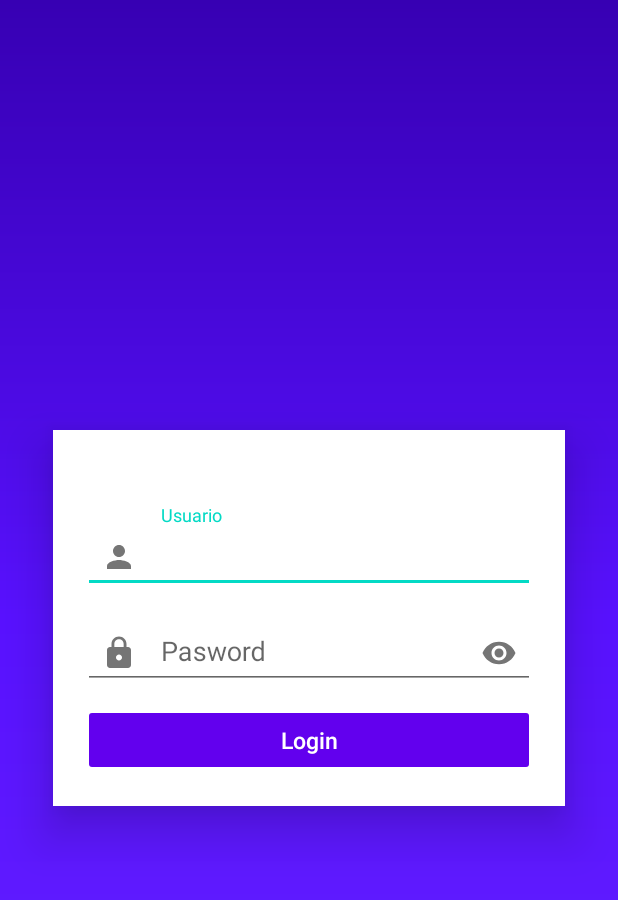
After one commit to brayanSV/pruebatec-todo1-app, an Android app: the layout fragment_login.xml on its own in the app's theme, with its tools: preview values and no code run, on a phone screen of 412 x 824 dp. The commit adds this screen. Shown: the top 900 px of the screen. Run offline under Robolectric (Android 15) with nearby library versions, the phone set to English and light mode, and no system bars.

Commit message:
Se finaliza toda la parte del login, pero aun no esta conectado del todo

```diff
--- a/app/src/main/java/com/user/brayan/pruebatec_todo1/api/ApplicationApi.kt
+++ b/app/src/main/java/com/user/brayan/pruebatec_todo1/api/ApplicationApi.kt
@@ -4,10 +4,9 @@ import androidx.lifecycle.LiveData
 import com.user.brayan.pruebatec_todo1.model.Accounts
 import com.user.brayan.pruebatec_todo1.model.HistoryAccounts
 import com.user.brayan.pruebatec_todo1.model.InfoToken
-import com.user.brayan.pruebatec_todo1.model.Login
+import com.user.brayan.pruebatec_todo1.model.LoginUser
 import retrofit2.http.Body
 import retrofit2.http.GET
-import retrofit2.http.Header
 import retrofit2.http.POST
 
 interface   ApplicationApi {
@@ -24,7 +23,7 @@ interface   ApplicationApi {
     fun historySavingsAccount(@Header("Authorization") bearer_token: String): LiveData<ApiResponse<List<HistoryAccounts>>>*/
 
     @POST("/Token")
-    fun login(@Body login: Login): LiveData<ApiResponse<InfoToken>>
+    fun login(@Body loginUser: LoginUser): LiveData<ApiResponse<List<InfoToken>>>
 
     @GET("/Account")
     fun accounts(): LiveData<ApiResponse<List<Accounts>>>
--- a/app/src/main/java/com/user/brayan/pruebatec_todo1/di/ViewModelModule.kt
+++ b/app/src/main/java/com/user/brayan/pruebatec_todo1/di/ViewModelModule.kt
@@ -4,6 +4,7 @@ import androidx.lifecycle.ViewModel
 import androidx.lifecycle.ViewModelProvider
 import com.user.brayan.pruebatec_todo1.ui.account.AccountViewModel
 import com.user.brayan.pruebatec_todo1.ui.history.HistoryViewModel
+import com.user.brayan.pruebatec_todo1.ui.login.LoginViewModel
 import com.user.brayan.pruebatec_todo1.view_model.AppViewModelFactory
 import dagger.Binds
 import dagger.Module
@@ -22,5 +23,10 @@ abstract class ViewModelModule {
     abstract fun bindHistoryAccountViewModel(historyViewModel: HistoryViewModel): ViewModel
 
     @Binds
+    @IntoMap
+    @ViewModelKey(LoginViewModel::class)
+    abstract fun bindLoginViewModel(historyViewModel: LoginViewModel): ViewModel
+
+    @Binds
     abstract fun bindViewModelFactory(factory: AppViewModelFactory): ViewModelProvider.Factory
 }
--- a/app/src/main/java/com/user/brayan/pruebatec_todo1/model/Login.kt
+++ b/app/src/main/java/com/user/brayan/pruebatec_todo1/model/LoginUser.kt
@@ -2,7 +2,7 @@ package com.user.brayan.pruebatec_todo1.model
 
 import com.google.gson.annotations.SerializedName
 
-data class Login(
+data class LoginUser(
     val user: String,
     val password: String
 )
--- a/app/src/main/java/com/user/brayan/pruebatec_todo1/repository/HistoryAccountsRepository.kt
+++ b/app/src/main/java/com/user/brayan/pruebatec_todo1/repository/HistoryAccountsRepository.kt
@@ -31,10 +31,6 @@ class HistoryAccountsRepository @Inject constructor(
             }
 
             override fun saveCallResult(item: List<HistoryAccounts>) {
-                item.forEach {
-                    Log.e("datos", "${it.historyId}, ${it.descripcion}")
-                }
-
                 historyAccountsDao.insert(item)
             }
 
--- /dev/null
+++ b/app/src/main/res/layout/fragment_login.xml
@@ -0,0 +1,72 @@
+<?xml version="1.0" encoding="utf-8"?>
+<layout xmlns:android="http://schemas.android.com/apk/res/android"
+    xmlns:tools="http://schemas.android.com/tools"
+    xmlns:app="http://schemas.android.com/apk/res-auto"
+    tools:context=".ui.login.LoginFragment">
+
+    <data>
+        <import type="com.user.brayan.pruebatec_todo1.repository.Resource" />
+    </data>
+
+
+    <androidx.constraintlayout.widget.ConstraintLayout
+        android:layout_width="match_parent"
+        android:layout_height="match_parent"
+        android:background="@drawable/backgroud_login">
+
+        <LinearLayout
+            android:id="@+id/linearLayout4"
+            android:layout_width="match_parent"
+            android:layout_height="wrap_content"
+            android:layout_margin="35sp"
+            android:background="@color/colorWhite"
+            android:elevation="20dp"
+            android:orientation="vertical"
+            android:padding="20dp"
+            app:layout_constraintBottom_toBottomOf="parent"
+            app:layout_constraintEnd_toEndOf="parent"
+            app:layout_constraintStart_toStartOf="parent"
+            app:layout_constraintTop_toTopOf="parent">
+
+            <com.google.android.material.textfield.TextInputLayout
+                android:id="@+id/tilUsuario"
+                android:layout_width="match_parent"
+                android:layout_height="wrap_content"
+                android:layout_marginTop="30sp"
+                android:layout_marginBottom="5sp"
+                android:hint="@string/text_input_user"
+                app:startIconDrawable="@drawable/ic_baseline_person_24">
+
+                <com.google.android.material.textfield.TextInputEditText
+                    android:layout_width="match_parent"
+                    android:layout_height="wrap_content"
+                    android:inputType="textPersonName"
+                    android:textColor="@color/colorBlack" />
+            </com.google.android.material.textfield.TextInputLayout>
+
+            <com.google.android.material.textfield.TextInputLayout
+                android:id="@+id/tilPassword"
+                android:layout_width="match_parent"
+                android:layout_height="wrap_content"
+                android:layout_marginBottom="10sp"
+                android:hint="@string/text_input_password"
+                app:startIconDrawable="@drawable/ic_baseline_lock_24"
+                app:endIconMode="password_toggle">
+
+                <com.google.android.material.textfield.TextInputEditText
+                    android:layout_width="match_parent"
+                    android:layout_height="wrap_content"
+                    android:inputType="textPassword"
+                    android:textColor="@color/colorBlack" />
+            </com.google.android.material.textfield.TextInputLayout>
+
+            <Button
+                android:id="@+id/btnRegistrar"
+                android:layout_width="match_parent"
+                android:layout_height="wrap_content"
+                android:stateListAnimator="@null"
+                android:text="@string/text_button_login"
+                android:theme="@style/ThemeOverlay.App.ButtonColorPrimary" />
+        </LinearLayout>
+    </androidx.constraintlayout.widget.ConstraintLayout>
+</layout>
```
Also changed, not shown: app/src/main/java/com/user/brayan/pruebatec_todo1/db/InfoTokenDao.kt (added, +19 -0 lines), app/src/main/java/com/user/brayan/pruebatec_todo1/db/PruebaTecDb.kt (+5 -2 lines), app/src/main/java/com/user/brayan/pruebatec_todo1/di/AppModule.kt (+7 -0 lines), app/src/main/java/com/user/brayan/pruebatec_todo1/di/FragmentBuildersModule.kt (+6 -1 lines), app/src/main/java/com/user/brayan/pruebatec_todo1/model/InfoToken.kt (+8 -2 lines), app/src/main/java/com/user/brayan/pruebatec_todo1/repository/LoginRepository.kt (+15 -13 lines), app/src/main/java/com/user/brayan/pruebatec_todo1/ui/login/Login.kt (+7 -0 lines), app/src/main/java/com/user/brayan/pruebatec_todo1/ui/login/LoginFragment.kt (added, +72 -0 lines), app/src/main/java/com/user/brayan/pruebatec_todo1/ui/login/LoginViewModel.kt (added, +26 -0 lines), app/src/main/res/layout/activity_login.xml (+2 -56 lines).
